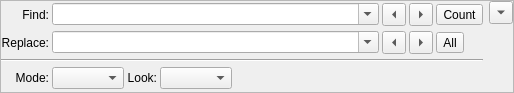
Qt form src/Sigil/Form_Files/FindReplace.ui (Sigil-Ebook/Sigil) before a commit.
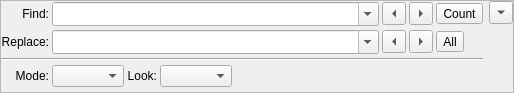
The same form after that commit.

Commit message: Fix for search and replace widget being to large in Linux.

The edit to the form file:
```diff
--- a/src/Sigil/Form_Files/FindReplace.ui
+++ b/src/Sigil/Form_Files/FindReplace.ui
@@ -58,6 +58,9 @@
           <property name="editable">
            <bool>true</bool>
           </property>
+          <property name="sizeAdjustPolicy">
+           <enum>QComboBox::AdjustToMinimumContentsLengthWithIcon</enum>
+          </property>
          </widget>
         </item>
         <item row="0" column="2">
@@ -102,6 +105,9 @@
           <property name="editable">
            <bool>true</bool>
           </property>
+          <property name="sizeAdjustPolicy">
+           <enum>QComboBox::AdjustToMinimumContentsLengthWithIcon</enum>
+          </property>
          </widget>
         </item>
         <item row="1" column="2">
```
